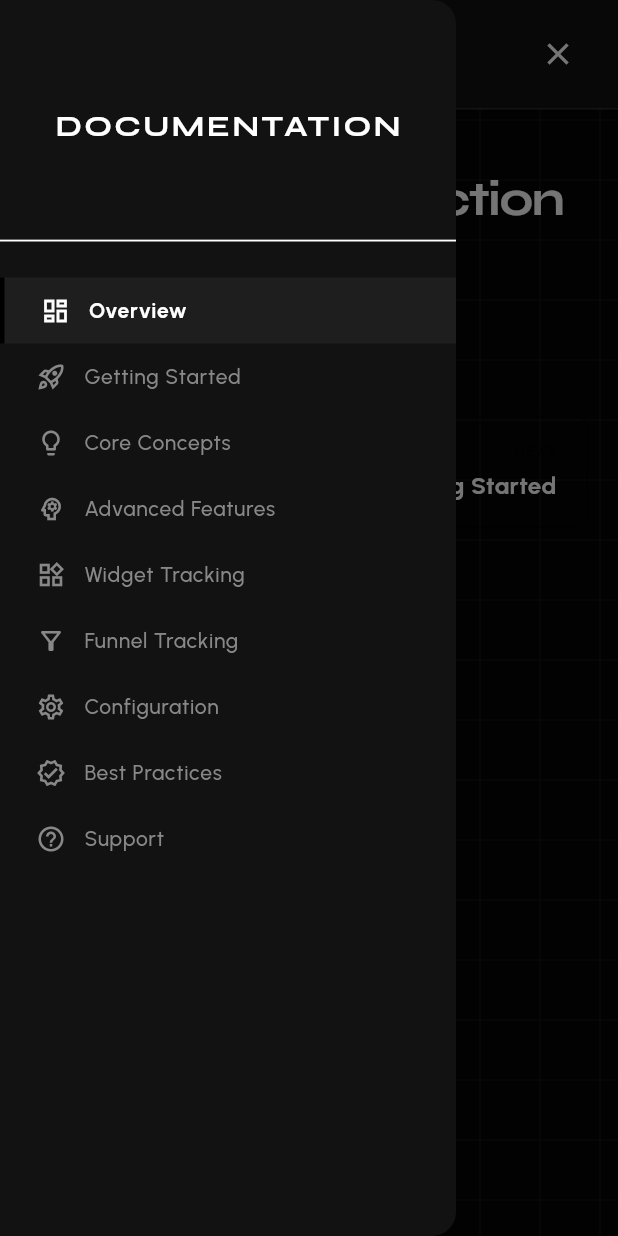
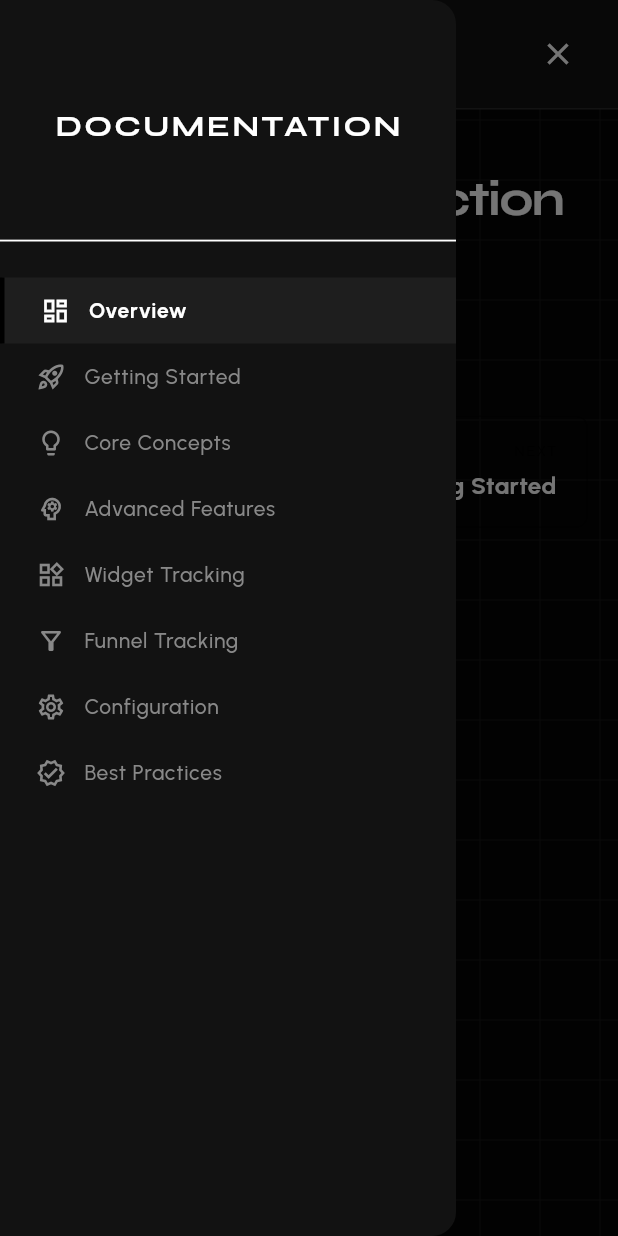
Before and after one commit to ThatSaxyDev/telling, a Flutter app: the DocsScreen screen opened by its route, with the side drawer open, on a phone screen of 412 x 824 dp. Run offline on Flutter 3.47's test engine with Material 3 defaults, Android fonts, the phone set to English and light mode, and no system bars; our stand-ins replace flutter_markdown_plus, flutter_riverpod, freezed_annotation, go_router, responsive_framework, shared_preferences; missing offline and left inert: flutter_highlighter, markdown, telling_logger; accounts and stored records are empty.

Commit message:
docs: remove 'Support' documentation section and its corresponding file

```diff
--- a/lib/features/docs/docs_screen.dart
+++ b/lib/features/docs/docs_screen.dart
@@ -74,11 +74,7 @@ class _DocsScreenState extends State<DocsScreen> {
       file: 'best_practices.md',
       icon: Icons.verified_outlined,
     ),
-    _DocsSection(
-      title: 'Support',
-      file: 'support.md',
-      icon: Icons.help_outline,
-    ),
+
   ];
 
   @override
```
Also changed, not shown: 1 other file.
